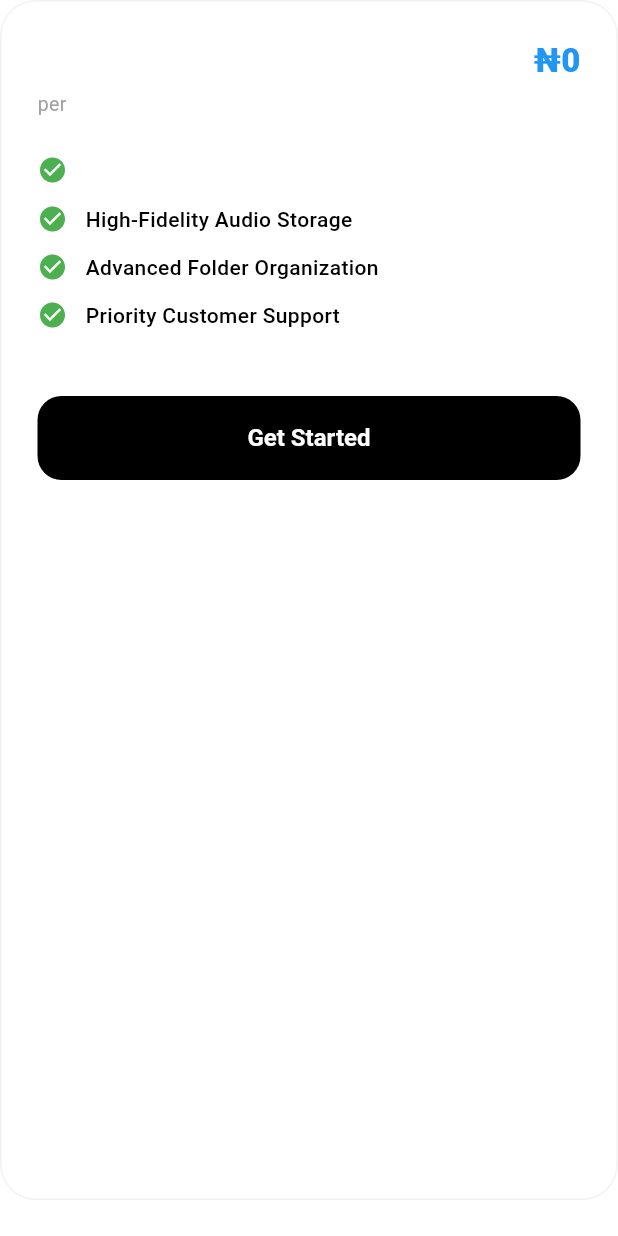
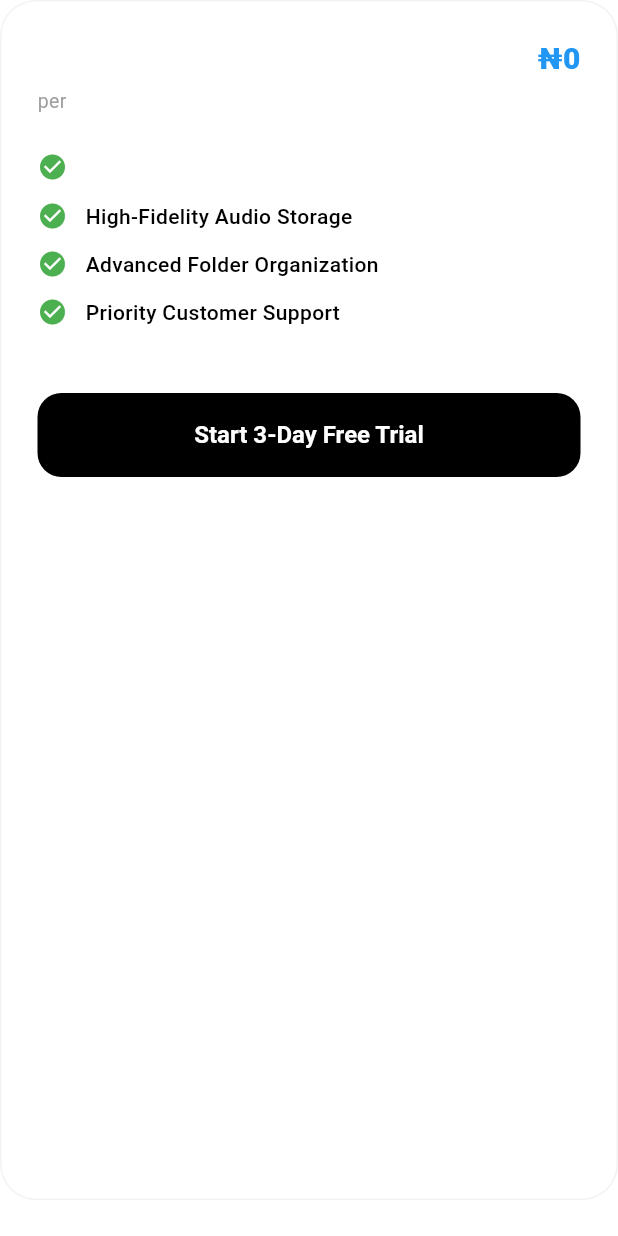
Before and after one commit to esinniobiwaquareeb/note0-mobile, a Flutter app: the _PlanCard widget shown alone on an empty page, opened directly with empty values, on a phone screen of 412 x 824 dp. Run offline on Flutter 3.47's test engine with Material 3 defaults, Android fonts, the phone set to English and light mode, and no system bars; our stand-ins replace audioplayers, device_info_plus, file_picker, flutter_animate, flutter_dotenv, flutter_riverpod and 8 more; missing offline and left inert: audio_session, cryptography, google_mlkit_document_scanner, record, screen_protector, youtube_explode_dart; accounts and stored records are empty; network calls fail.

Commit message:
feat: filter free plans and enhance pro subscription UI with dynamic pricing, intervals, and features

```diff
--- a/lib/src/features/pro/pro_screen.dart
+++ b/lib/src/features/pro/pro_screen.dart
@@ -35,8 +35,10 @@ class _ProScreenState extends ConsumerState<ProScreen> {
       final baseUrl = dotenv.get('API_BASE_URL');
       final response = await http.get(Uri.parse('$baseUrl/subscriptions/plans'));
       if (response.statusCode == 200) {
+        final List<dynamic> allPlans = jsonDecode(response.body);
+        final filteredPlans = allPlans.where((plan) => plan['name'].toString().toLowerCase() != 'free').toList();
         setState(() {
-          _plans = jsonDecode(response.body);
+          _plans = filteredPlans;
           _isLoading = false;
         });
       }
@@ -188,6 +190,21 @@ class _ProScreenState extends ConsumerState<ProScreen> {
   }
 }
 
+String _formatInterval(String interval) {
+  switch (interval.toLowerCase()) {
+    case 'weekly':
+      return 'week';
+    case 'monthly':
+      return 'month';
+    case 'yearly':
+      return 'year';
+    case 'daily':
+      return 'day';
+    default:
+      return interval;
+  }
+}
+
 class _PlanCard extends StatelessWidget {
   const _PlanCard({
     required this.plan,
@@ -241,28 +258,35 @@ class _PlanCard extends StatelessWidget {
               crossAxisAlignment: CrossAxisAlignment.start,
               children: [
                 Row(
-                  mainAxisAlignment: MainAxisAlignment.spaceBetween,
+                  crossAxisAlignment: CrossAxisAlignment.start,
                   children: [
+                    Expanded(
+                      child: Text(
+                        plan['name'] ?? '',
+                        style: const TextStyle(fontSize: 20, fontWeight: FontWeight.w800),
+                      ),
+                    ),
+                    const Gap(12),
                     Text(
-                      plan['name'],
-                      style: const TextStyle(fontSize: 22, fontWeight: FontWeight.w800),
-                    ),
-                    Text(
-                      '₦${plan['amount']}',
-                      style: const TextStyle(fontSize: 22, fontWeight: FontWeight.w900, color: Colors.blue),
+                      '${plan['currency'] == 'USD' ? '\$' : '₦'}${plan['amount']}',
+                      style: const TextStyle(fontSize: 20, fontWeight: FontWeight.w900, color: Colors.blue),
                     ),
                   ],
                 ),
                 const Gap(4),
                 Text(
-                  'per ${plan['interval']}',
+                  'per ${_formatInterval((plan['interval'] ?? 'monthly').toString())}',
                   style: TextStyle(color: Colors.grey[500], fontSize: 13),
                 ),
                 const Gap(24),
+                if (plan['features'] != null && plan['features'] is List && (plan['features'] as List).isNotEmpty)
+                  ...(plan['features'] as List).map((feature) => _BenefitItem(text: feature.toString()))
+                else ...[
                   _BenefitItem(text: plan['description'] ?? 'Unlimited AI Transcriptions'),
                   const _BenefitItem(text: 'High-Fidelity Audio Storage'),
                   const _BenefitItem(text: 'Advanced Folder Organization'),
                   const _BenefitItem(text: 'Priority Customer Support'),
+                ],
                 const Gap(32),
                 SizedBox(
                   width: double.infinity,
@@ -281,7 +305,7 @@ class _PlanCard extends StatelessWidget {
                             height: 20,
                             child: CircularProgressIndicator(strokeWidth: 2, color: Colors.white),
                           )
-                        : const Text('Get Started', style: TextStyle(fontWeight: FontWeight.bold, fontSize: 16)),
+                        : const Text('Start 3-Day Free Trial', style: TextStyle(fontWeight: FontWeight.bold, fontSize: 16)),
 
 
                   ),
@@ -304,12 +328,15 @@ class _BenefitItem extends StatelessWidget {
     return Padding(
       padding: const EdgeInsets.only(bottom: 12),
       child: Row(
+        crossAxisAlignment: CrossAxisAlignment.start,
         children: [
           const Icon(Icons.check_circle, color: Colors.green, size: 20),
           const Gap(12),
-          Text(
+          Expanded(
+            child: Text(
               text,
               style: const TextStyle(fontSize: 14, fontWeight: FontWeight.w500),
+            ),
           ),
         ],
       ),
```
Lines whose indentation alone changed are shown as unchanged.
